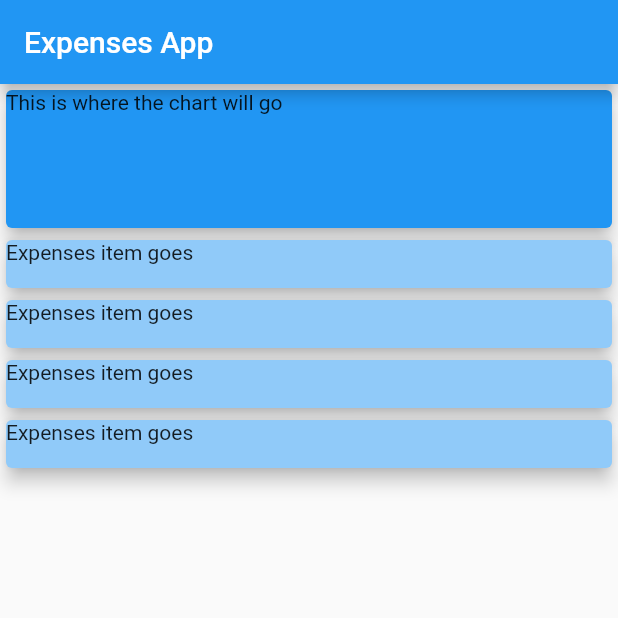
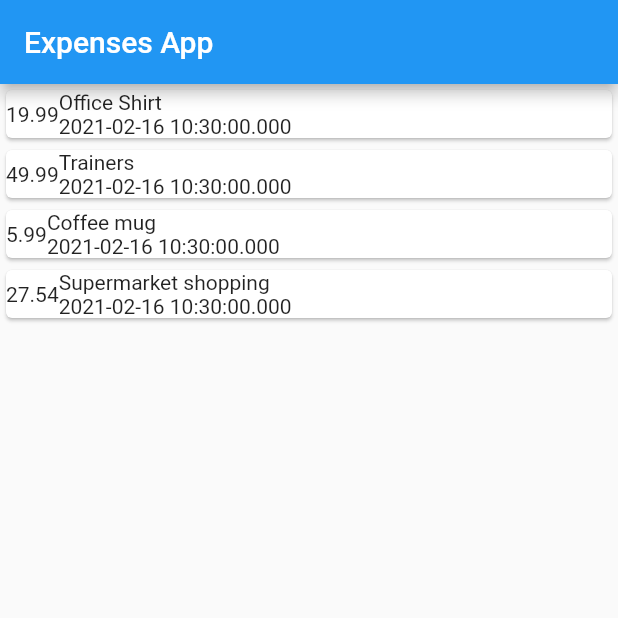
Before and after one commit to maxgdev/expenses_app, a Flutter app: the screen it shows after launch, on a phone screen of 412 x 824 dp, the top half of it. Run offline on Flutter 3.47's test engine with Material 2 defaults, Android fonts, the phone set to English and light mode, and no system bars.

Commit message:
Add code to parse transactions List and render to display

```diff
--- a/lib/main.dart
+++ b/lib/main.dart
@@ -27,31 +27,17 @@ class MyHomePage extends StatelessWidget {
   // List of Transactions
   final List<Transaction> transactions = [
     Transaction(
-      id: 't01',
-      title: 'Office Shirt',
-      amount: 19.99,
-      date: DateTime.now()
-    ),
+        id: 't01', title: 'Office Shirt', amount: 19.99, date: DateTime.now()),
     Transaction(
-      id: 't02',
-      title: 'Trainers',
-      amount: 49.99,
-      date: DateTime.now()
-    ),
+        id: 't02', title: 'Trainers', amount: 49.99, date: DateTime.now()),
     Transaction(
-      id: 't03',
-      title: 'Coffee mug',
-      amount: 5.99,
-      date: DateTime.now()
-    ),
+        id: 't03', title: 'Coffee mug', amount: 5.99, date: DateTime.now()),
     Transaction(
-      id: 't04',
-      title: 'Supermarket shopping',
-      amount: 27.54,
-      date: DateTime.now()
-    ),
+        id: 't04',
+        title: 'Supermarket shopping',
+        amount: 27.54,
+        date: DateTime.now()),
   ];
-
 
   @override
   Widget build(BuildContext context) {
@@ -60,62 +46,24 @@ class MyHomePage extends StatelessWidget {
         title: Text('Expenses App'),
       ),
       body: Column(
-        children: <Widget>[
-          Container(
-            width: double.infinity,
-            height: 100,
-            child: Card(
-              child: Text("This is where the chart will go"),
-              color: Colors.blue,
-              elevation: 5,
-            ),
+          // iterate over transactions variable
+          children: transactions.map((transaction) {
+        return Card(
+          child: Row(
+            children: [
+              Text("${transaction.amount}"),
+              Column(
+                crossAxisAlignment: CrossAxisAlignment.start,
+                children: [
+                Text(transaction.title),
+                Text("${transaction.date}"),
+              ],)
+            ],
+          )
+        );
+      }).toList() // Convert transactions to iterable List
+
           ),
-          Container(
-            // Card #1 Container
-            width: double.infinity,
-            height: 40,
-            //  color: Colors.blue[200],
-            child: Card(
-              child: Text("Expenses item goes"),
-              color: Colors.blue[200],
-              elevation: 5,
-            ),
-          ),
-          Container(
-            // Card #2 Container
-            width: double.infinity,
-            height: 40,
-            //  color: Colors.blue[200],
-            child: Card(
-              child: Text("Expenses item goes"),
-              color: Colors.blue[200],
-              elevation: 5,
-            ),
-          ),
-          Container(
-            // Card #3 Container
-            width: double.infinity,
-            height: 40,
-            //  color: Colors.blue[200],
-            child: Card(
-              child: Text("Expenses item goes"),
-              color: Colors.blue[200],
-              elevation: 5,
-            ),
-          ),
-          Container(
-            // Card #4 Container
-            width: double.infinity,
-            height: 40,
-            //  color: Colors.blue[200],
-            child: Card(
-              child: Text("Expenses item goes"),
-              color: Colors.blue[200],
-              elevation: 5,
-            ),
-          ),
-        ],
-      ),
     );
   }
 }
```
